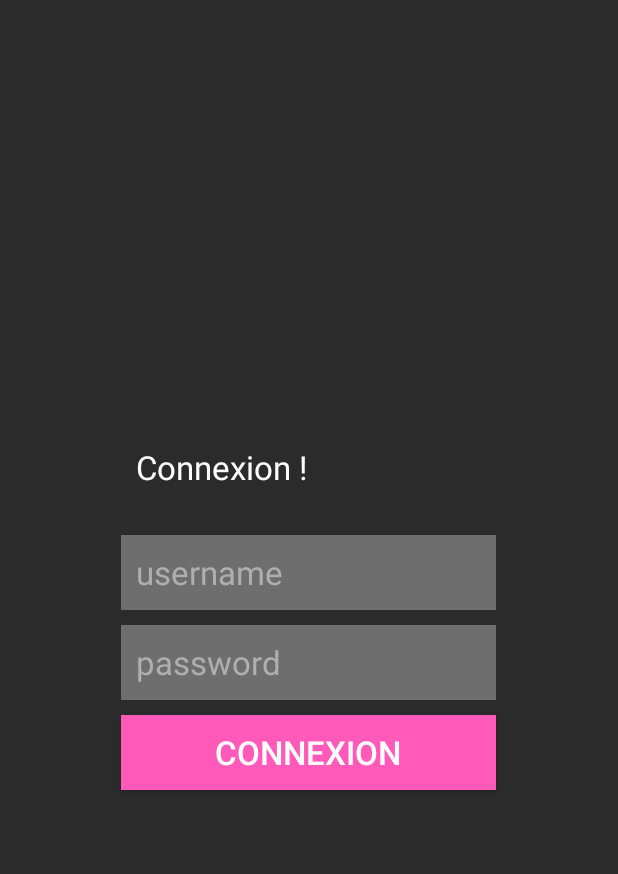
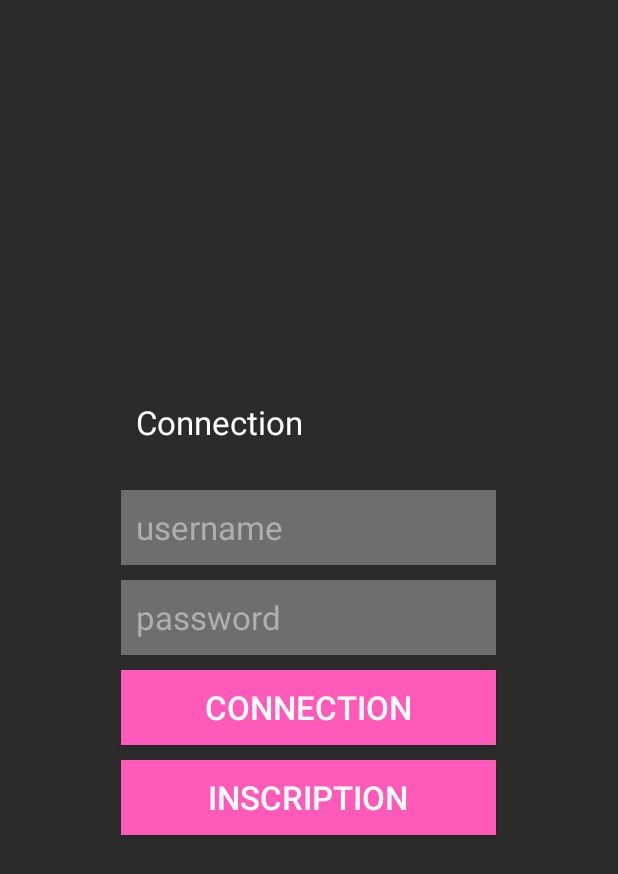
Before and after one commit to LowDeep/MovieLand, an Android app: the layout activity_connection.xml on its own in the app's theme, with its tools: preview values and no code run, on a phone screen of 412 x 824 dp. Shown: the top 874 px of the screen. Run offline under Robolectric (Android 15) with nearby library versions, the phone set to English and light mode, and no system bars.

Commit message:
Merge branch 'connection-inscription' into dev
# Conflicts:
#	app/src/main/AndroidManifest.xml

```diff
--- a/app/src/main/AndroidManifest.xml
+++ b/app/src/main/AndroidManifest.xml
@@ -10,6 +10,10 @@
         android:supportsRtl="true"
         android:theme="@style/AppTheme">
         <activity android:name=".ViewFilmActivity"></activity>
+        <activity android:name=".AddFilmActivity"></activity>
+        <activity android:name=".ConnectionActivity"></activity>
+        <activity android:name=".InscriptionActivity"></activity>
+        <activity android:name=".PageAcceuilModeConnecte"></activity>
         <activity android:name=".MainApplicationPage">
             <intent-filter>
                 <action android:name="android.intent.action.MAIN" />
--- a/app/src/main/java/com/example/progmobileproject/Connection.java
+++ b/app/src/main/java/com/example/progmobileproject/InscriptionActivity.java
@@ -4,11 +4,11 @@ import androidx.appcompat.app.AppCompatActivity;
 
 import android.os.Bundle;
 
-public class Connection extends AppCompatActivity {
+public class InscriptionActivity extends AppCompatActivity {
 
     @Override
     protected void onCreate(Bundle savedInstanceState) {
         super.onCreate(savedInstanceState);
-        setContentView(R.layout.activity_connection);
+        setContentView(R.layout.activity_inscription);
     }
 }
--- a/app/src/main/res/layout/activity_connection.xml
+++ b/app/src/main/res/layout/activity_connection.xml
@@ -7,14 +7,13 @@
     android:gravity="center"
     android:background="@color/colorBlack"
     android:orientation="vertical"
-    tools:context=".MainActivity">
+    tools:context=".ConnectionActivity">
 
     <TextView
         android:layout_width="250dp"
         android:layout_height="50dp"
-        android:text="Connexion !"
+        android:text="@string/connection"
         android:paddingLeft="10dp"
-
         android:textColor="@color/colorWhite"
         android:textSize="22dp"
         />
@@ -46,8 +45,18 @@
     <Button
         android:layout_width="250dp"
         android:layout_height="50dp"
-        android:id="@+id/Connexion"
-        android:text="Connexion"
+        android:id="@+id/Connexion_connection"
+        android:text="@string/connection"
+        android:background="@color/colorRose"
+        android:textSize="22dp"
+        android:layout_marginTop="10dp"
+        android:textColor="@color/colorWhite"/>
+
+    <Button
+        android:layout_width="250dp"
+        android:layout_height="50dp"
+        android:id="@+id/Inscription_connection"
+        android:text="@string/inscription"
         android:background="@color/colorRose"
         android:textSize="22dp"
         android:layout_marginTop="10dp"
--- a/app/src/main/res/layout/activity_inscription.xml
+++ b/app/src/main/res/layout/activity_inscription.xml
@@ -1,4 +1,3 @@
-<?xml version="1.0" encoding="utf-8"?>
 <?xml version="1.0" encoding="utf-8"?>
 <LinearLayout xmlns:android="http://schemas.android.com/apk/res/android"
     xmlns:app="http://schemas.android.com/apk/res-auto"
@@ -8,7 +7,7 @@
     android:gravity="center"
     android:background="@color/colorBlack"
     android:orientation="vertical"
-    tools:context=".MainActivity">
+    tools:context=".InscriptionActivity">
 
     <TextView
         android:layout_width="250dp"
--- a/app/src/main/res/values/strings.xml
+++ b/app/src/main/res/values/strings.xml
@@ -16,5 +16,7 @@
     <string name="genre_ADD">Genre du film: </string>
     <string name="acteurs_ADD">Acteur(s): </string>
     <string name="resume_ADD">Résumé : </string>
+    <string name="inscription">Inscription</string>
+    <string name="connection">Connection</string>
 
 </resources>
```
Also changed, not shown: app/src/main/java/com/example/progmobileproject/ConnectionActivity.java (added, +29 -0 lines), app/src/main/java/com/example/progmobileproject/Inscription.java (deleted, +0 -14 lines), app/src/main/java/com/example/progmobileproject/MainApplicationPage.java (+9 -0 lines), 1 other file.
